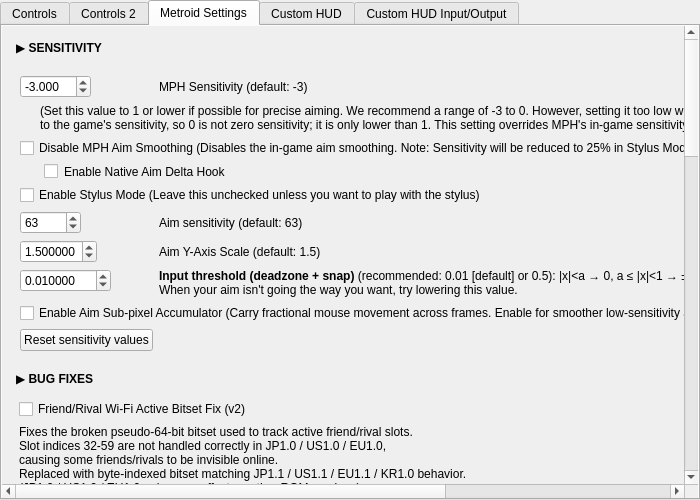
Qt form src/frontend/qt_sdl/InputConfig/MelonPrimeInputConfig.ui (melonDS-emu/melonDS) before a commit.
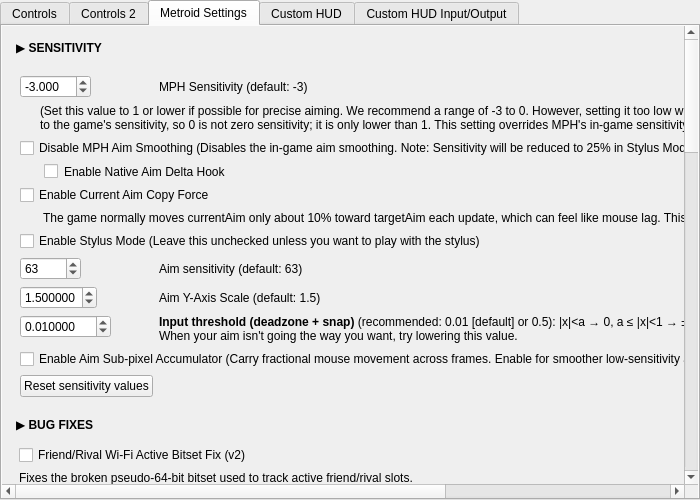
The same form after that commit. The open tabs and pages were chosen to show the change.

Diff of the .ui file:
```diff
--- a/src/frontend/qt_sdl/InputConfig/MelonPrimeInputConfig.ui
+++ b/src/frontend/qt_sdl/InputConfig/MelonPrimeInputConfig.ui
@@ -121,11 +121,23 @@
 											</widget>
 										</item>
 										<item row="4" column="0" colspan="2">
+											<widget class="QCheckBox" name="cbMetroidEnableCurrentAimCopyForce">
+												<property name="text"><string>Enable Current Aim Copy Force</string></property>
+											</widget>
+										</item>
+										<item row="5" column="0" colspan="2">
+											<widget class="QLabel" name="lblMetroidCurrentAimCopyForceDesc">
+												<property name="text"><string>The game normally moves currentAim only about 10% toward targetAim each update, which can feel like mouse lag. This patch forces currentAim to copy targetAim immediately.</string></property>
+												<property name="wordWrap"><bool>true</bool></property>
+												<property name="styleSheet"><string>QLabel { margin-left: 20px; }</string></property>
+											</widget>
+										</item>
+										<item row="6" column="0" colspan="2">
 											<widget class="QCheckBox" name="cbMetroidEnableStylusMode">
 												<property name="text"><string>Enable Stylus Mode (Leave this unchecked unless you want to play with the stylus)</string></property>
 											</widget>
 										</item>
-										<item row="5" column="0">
+										<item row="7" column="0">
 											<widget class="QSpinBox" name="metroidAimSensitvitySpinBox">
 												<property name="minimum">
 													<number>0</number>
@@ -138,14 +150,14 @@
 												</property>
 											</widget>
 										</item>
-										<item row="5" column="1">
+										<item row="7" column="1">
 											<widget class="QLabel" name="metroidAimSensitvityLabel">
 												<property name="text">
 													<string>Aim sensitivity (default: 63)</string>
 												</property>
 											</widget>
 										</item>
-										<item row="6" column="0">
+										<item row="8" column="0">
 											<widget class="QDoubleSpinBox" name="metroidAimYAxisScaleSpinBox">
 												<property name="minimum">
 													<double>0.000001</double>
@@ -164,14 +176,14 @@
 												</property>
 											</widget>
 										</item>
-										<item row="6" column="1">
+										<item row="8" column="1">
 											<widget class="QLabel" name="metroidAimYAxisScaleLabel">
 												<property name="text">
 													<string>Aim Y-Axis Scale (default: 1.5)</string>
 												</property>
 											</widget>
 										</item>
-										<item row="7" column="0">
+										<item row="9" column="0">
 											<widget class="QDoubleSpinBox" name="metroidAimAdjustSpinBox">
 												<property name="minimum">
 													<double>0.000000</double>
@@ -190,19 +202,19 @@
 												</property>
 											</widget>
 										</item>
-										<item row="7" column="1">
+										<item row="9" column="1">
 											<widget class="QLabel" name="metroidAimAdjustLabel">
 												<property name="text">
 													<string notr="true">&lt;html&gt;&lt;head/&gt;&lt;body&gt;&lt;p&gt;&lt;b&gt;Input threshold (deadzone + snap)&lt;/b&gt; (recommended: 0.01 [default] or 0.5): |x|&amp;lt;a → 0, a ≤ |x|&amp;lt;1 → ±1, |x|≥1 → as is (a=0: off = all values under 1 ignored, no snap)&lt;br/&gt;When your aim isn't going the way you want, try lowering this value.&lt;/p&gt;&lt;/body&gt;&lt;/html&gt;</string>
 												</property>
 											</widget>
 										</item>
-										<item row="8" column="0" colspan="2">
+										<item row="10" column="0" colspan="2">
 											<widget class="QCheckBox" name="cbMetroidEnableAimAccumulator">
 												<property name="text"><string>Enable Aim Sub-pixel Accumulator (Carry fractional mouse movement across frames. Enable for smoother low-sensitivity aiming)</string></property>
 											</widget>
 										</item>
-										<item row="9" column="0">
+										<item row="11" column="0">
 											<widget class="QPushButton" name="metroidResetSensitivityValues">
 												<property name="text">
 													<string>Reset sensitivity values</string>
```
